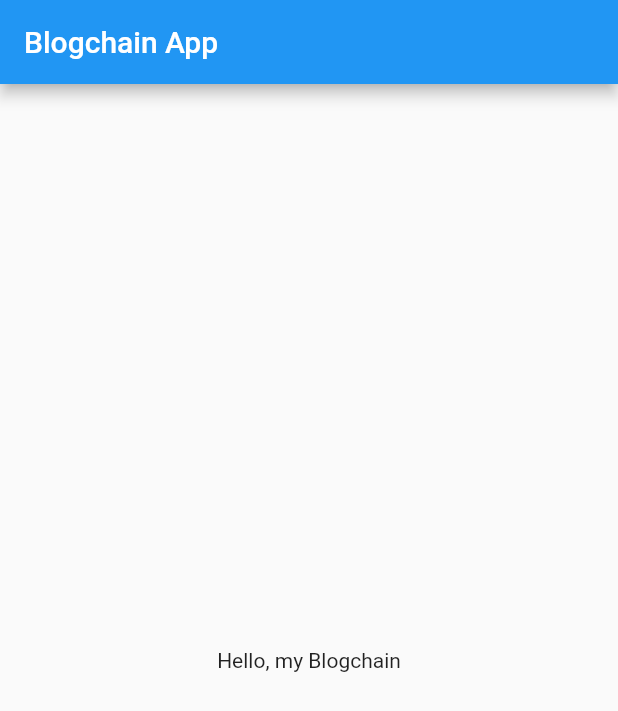
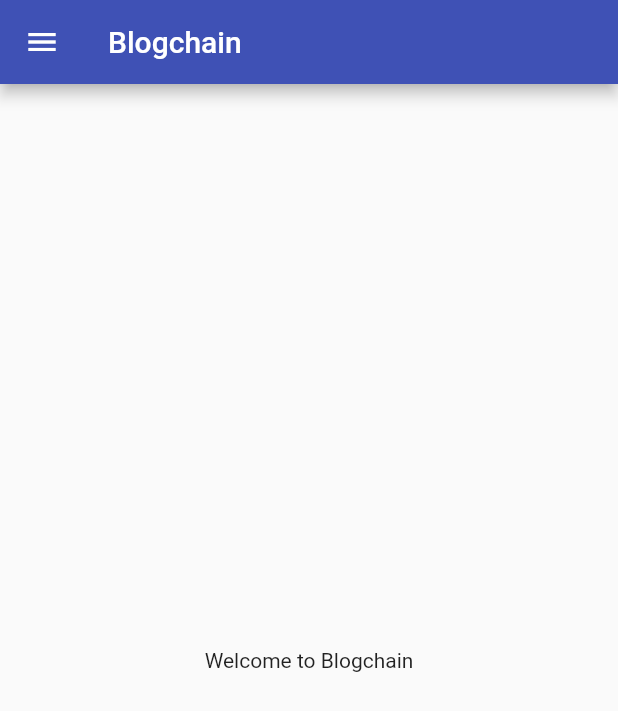
Before and after one commit to zikwall/blogchain-mobile, a Flutter app: the screen it shows after launch, on a phone screen of 412 x 824 dp. Shown: the top 711 px of the screen. Run offline on Flutter 3.47's test engine with Material 2 defaults, Android fonts, the phone set to English and light mode, and no system bars.

Commit message:
Initial Drawer, screens & routes

```diff
--- a/lib/main.dart
+++ b/lib/main.dart
@@ -1,22 +1,20 @@
 import 'package:flutter/material.dart';
+import 'package:blogchain/routes/routes.dart';
+import 'package:blogchain/screens/home.dart';
+import 'package:blogchain/screens/about.dart';
 
 void main() {
-  runApp(App());
+  runApp(
+    new MaterialApp(
+      title: 'Flutter Demo',
+      theme: new ThemeData(
+          primarySwatch: Colors.indigo
+      ),
+      home: Home(),
+      routes:  {
+        Routes.home: (context) => Home(),
+        Routes.about: (context) => About(),
+      },
+    )
+  );
 }
-
-class App extends StatelessWidget {
-  @override
-  Widget build(BuildContext context) {
-    return MaterialApp(
-      title: 'Blogchain',
-      home: Scaffold(
-        appBar: AppBar(
-          title: Text('Blogchain App'),
-        ),
-        body: Center(
-          child: Text('Hello, my Blogchain'),
-        ),
-      ),
-    );
-  }
-}
--- /dev/null
+++ b/lib/screens/home.dart
@@ -0,0 +1,16 @@
+import 'package:flutter/material.dart';
+import 'package:blogchain/drawer.dart';
+
+class Home extends StatelessWidget {
+  static const String routeName = '/home';
+
+  @override
+  Widget build(BuildContext context) {
+    return new Scaffold(
+        appBar: AppBar(
+          title: Text("Blogchain"),
+        ),
+        drawer: AppDrawer(),
+        body: Center(child: Text("Welcome to Blogchain")));
+  }
+}
```
Also changed, not shown: lib/drawer.dart (added, +74 -0 lines), lib/routes/routes.dart (added, +7 -0 lines), lib/screens/about.dart (added, +16 -0 lines).
